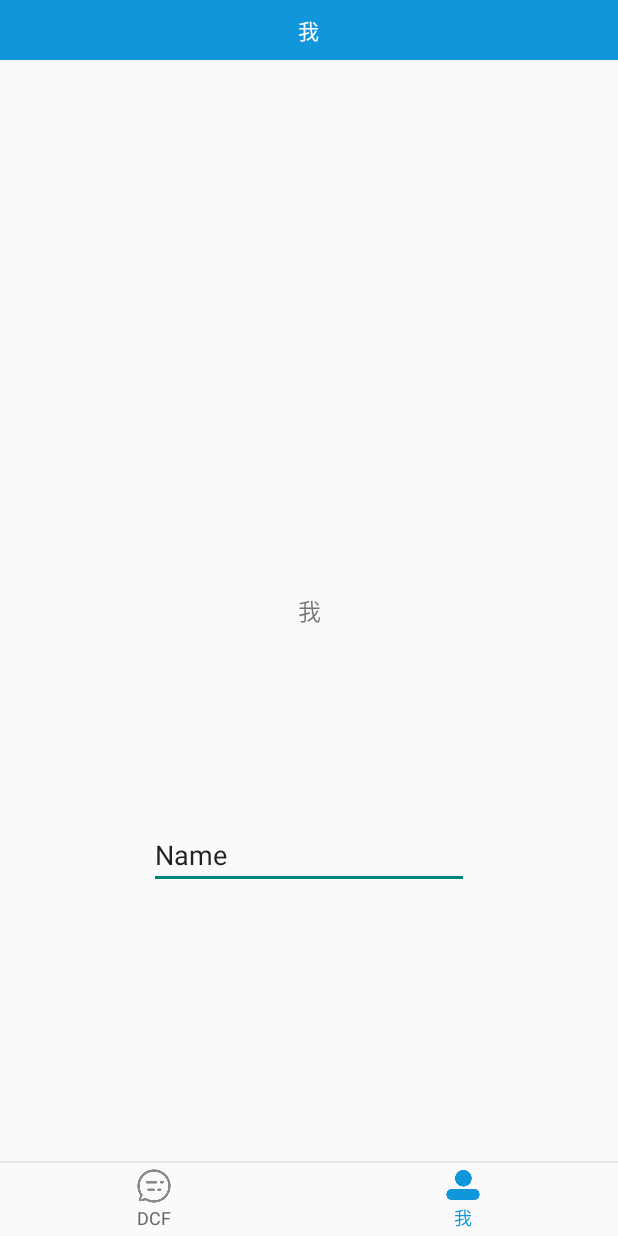
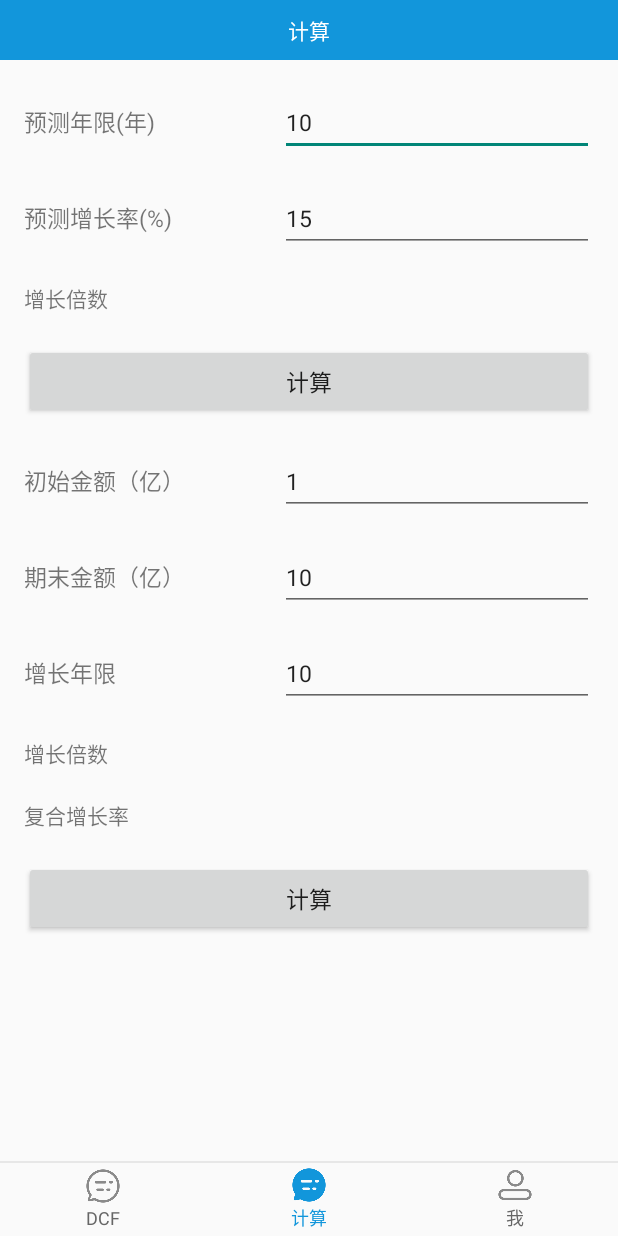
Before and after one commit to zhanghe0320/AnStockInvestment, an Android app: the screen it shows after launch (MainActivity), item 2 of the bottom bar chosen, on a phone screen of 412 x 824 dp. Run offline under Robolectric (Android 15) with nearby library versions, the phone set to English and light mode, and no system bars.

Commit message:
新增计算增长倍数和复合增长率

```diff
--- a/app/src/main/java/org/zouyi/stockinvestment/MainActivity.java
+++ b/app/src/main/java/org/zouyi/stockinvestment/MainActivity.java
@@ -8,6 +8,7 @@ import android.support.v7.app.AppCompatActivity;
 import java.util.ArrayList;
 import java.util.List;
 
+import org.zouyi.stockinvestment.calculation.CalculFragment;
 import org.zouyi.stockinvestment.home.HomeFragment;
 import org.zouyi.stockinvestment.my.MyFragment;
 import org.zouyi.stockinvestment.view.NoScrollViewPager;
@@ -19,11 +20,11 @@ public class MainActivity extends AppCompatActivity {
     /**内容区Fragment*/
     private List<Fragment> fragments;
     /**底部标签名*/
-    private String[] mTabNames={"DCF","我"};
+    private String[] mTabNames={"DCF","计算","我"};
     /**标签未被选中图标*/
-    private int[] iconUnSelected = {R.drawable.home_unselected, R.drawable.my_unselected};
+    private int[] iconUnSelected = {R.drawable.home_unselected,R.drawable.home_unselected, R.drawable.my_unselected};
     /**标签被选中图标*/
-    private int[] iconSelected = {R.drawable.home_selected, R.drawable.my_selected};
+    private int[] iconSelected = {R.drawable.home_selected, R.drawable.home_selected,R.drawable.my_selected};
     @Override
     protected void onCreate(Bundle savedInstanceState) {
         super.onCreate(savedInstanceState);
@@ -75,6 +76,8 @@ public class MainActivity extends AppCompatActivity {
             if(i==0){
                 fragment = HomeFragment.newInstance(mTabNames[i]);
             }else  if(i==1){
+                fragment = CalculFragment.newInstance(mTabNames[i]);
+            }else  if(i==2){
                 fragment = MyFragment.newInstance(mTabNames[i]);
             }
             fragments.add(fragment);
--- /dev/null
+++ b/app/src/main/java/org/zouyi/stockinvestment/calculation/CalculFragment.java
@@ -0,0 +1,140 @@
+package org.zouyi.stockinvestment.calculation;
+
+import android.os.Bundle;
+import android.view.Gravity;
+import android.view.LayoutInflater;
+import android.view.View;
+import android.view.ViewGroup;
+import android.widget.Button;
+import android.widget.EditText;
+import android.widget.TextView;
+import android.widget.Toast;
+
+import org.zouyi.stockinvestment.BaseFragment;
+import org.zouyi.stockinvestment.R;
+
+import java.text.DecimalFormat;
+
+
+/**
+ * 计算
+ */
+public class CalculFragment extends BaseFragment {
+
+    private View view;
+
+    private EditText et_year1;
+    private EditText et_rate;
+    private TextView tv_grow_multipl1;
+    private Button btn_cal1;
+
+    private EditText et_init_amount;
+    private EditText et_end_amount;
+    private EditText et_year2;
+    private TextView tv_grow_multipl2;
+    private TextView tv_compound_grow_rate;
+    private Button btn_cal2;
+
+    public static CalculFragment newInstance(String data) {
+        Bundle args = new Bundle();
+        args.putString("key", data);
+        CalculFragment fragment = new CalculFragment();
+        fragment.setArguments(args);
+        return fragment;
+    }
+
+    @Override
+    public View onCreateView(LayoutInflater inflater, ViewGroup container, Bundle savedInstanceState) {
+        super.onCreateView(inflater,container,savedInstanceState);
+        view =inflater.inflate(R.layout.fragment_calcul, container, false);
+        tvTitle.setText(getArguments().getString("key"));
+        flContent.addView(view);
+        initView();
+        return baseView;
+    }
+
+    private void initView(){
+        et_year1 = view.findViewById(R.id.et_year1);
+        et_rate= view.findViewById(R.id.et_rate);
+        tv_grow_multipl1= view.findViewById(R.id.tv_grow_multipl1);
+        btn_cal1= view.findViewById(R.id.btn_cal1);
+        btn_cal1.setOnClickListener(new View.OnClickListener() {
+            @Override
+            public void onClick(View view) {
+                calculGrowMultipl();
+            }
+        });
+
+        et_init_amount= view.findViewById(R.id.et_init_amount);
+        et_end_amount= view.findViewById(R.id.et_end_amount);
+        et_year2= view.findViewById(R.id.et_year2);
+        tv_grow_multipl2= view.findViewById(R.id.tv_grow_multipl2);
+        tv_compound_grow_rate= view.findViewById(R.id.tv_compound_grow_rate);
+        btn_cal2= view.findViewById(R.id.btn_cal2);
+        btn_cal2.setOnClickListener(new View.OnClickListener() {
+            @Override
+            public void onClick(View view) {
+                calculCompoundGrowRate();
+            }
+        });
+    }
+
+    private void calculGrowMultipl(){
+        String str_year1 = et_year1.getText().toString().trim();
+        if(str_year1==null || "".equals(str_year1)){
+            centerToast("预测年限");
+            return;
+        }
+        double year1 = Integer.valueOf(str_year1).intValue();
+
+        String str_rate = et_rate.getText().toString().trim();
+        if(str_rate==null || "".equals(str_rate)){
+            centerToast("请输入预测增长率");
+            return;
+        }
+        double rate =   Double.valueOf(str_rate).doubleValue()/100;
+
+        double growMultipl = Math.pow(1+rate,year1);
+
+        DecimalFormat df = new DecimalFormat("#.00");
+        tv_grow_multipl1.setText("增长倍数："+df.format(growMultipl));
+    }
+
+    private void calculCompoundGrowRate(){
+        String str_init_amount = et_init_amount.getText().toString().trim();
+        if(str_init_amount==null || "".equals(str_init_amount)){
+            centerToast("请输入初始金额");
+            return;
+        }
+        double init_amount = Double.valueOf(str_init_amount).doubleValue();
+
+        String str_end_amount = et_end_amount.getText().toString().trim();
+        if(str_end_amount==null || "".equals(str_end_amount)){
+            centerToast("请输入期末金额");
+            return;
+        }
+        double end_amount = Double.valueOf(str_end_amount).doubleValue();
+
+        String str_year2 = et_year2.getText().toString().trim();
+        if(str_year2==null || "".equals(str_year2)){
+            centerToast("增长年限");
+            return;
+        }
+        int year2 =   Integer.valueOf(str_year2).intValue();
+        double grow_multipl2 = end_amount/init_amount;
+
+        double compound_grow_rate = Math.pow(grow_multipl2,1.0/year2);//开根号
+        compound_grow_rate = (compound_grow_rate -1)*100;
+
+        //四舍五入保留两位小数
+        DecimalFormat df = new DecimalFormat("#.00");
+        tv_grow_multipl2.setText("增长倍数："+df.format(grow_multipl2));
+        tv_compound_grow_rate.setText("复合增长率："+df.format(compound_grow_rate)+"%");
+    }
+
+    private void centerToast(String message){
+        Toast toast =Toast.makeText(getActivity(),message,Toast.LENGTH_SHORT);
+        toast.setGravity(Gravity.CENTER, 0, 0);
+        toast.show();
+    }
+}
--- /dev/null
+++ b/app/src/main/res/layout/fragment_calcul.xml
@@ -0,0 +1,167 @@
+<?xml version="1.0" encoding="utf-8"?>
+<LinearLayout xmlns:android="http://schemas.android.com/apk/res/android"
+    android:layout_width="match_parent"
+    android:layout_height="match_parent"
+    android:orientation="vertical"
+    android:paddingLeft="16dp"
+    android:paddingRight="16dp">
+
+    <LinearLayout
+        android:layout_width="match_parent"
+        android:layout_height="wrap_content"
+        android:orientation="horizontal"
+        android:layout_marginTop="20dp">
+
+        <TextView
+            android:layout_width="0dp"
+            android:layout_weight="4.5"
+            android:layout_height="wrap_content"
+            android:textSize="15sp"
+            android:text="预测年限(年)"/>
+
+        <EditText
+            android:id="@+id/et_year1"
+            android:layout_width="0dp"
+            android:layout_height="wrap_content"
+            android:layout_weight="5.5"
+            android:ems="20"
+            android:textSize="15sp"
+            android:hint="请输入预测年限"
+            android:text="10"/>
+    </LinearLayout>
+
+
+    <LinearLayout
+        android:layout_width="match_parent"
+        android:layout_height="wrap_content"
+        android:orientation="horizontal"
+        android:layout_marginTop="20dp">
+
+        <TextView
+            android:layout_width="0dp"
+            android:layout_weight="4.5"
+            android:layout_height="wrap_content"
+            android:textSize="15sp"
+            android:text="预测增长率(%)"/>
+
+        <EditText
+            android:id="@+id/et_rate"
+            android:layout_width="0dp"
+            android:layout_height="wrap_content"
+            android:layout_weight="5.5"
+            android:ems="20"
+            android:textSize="15sp"
+            android:hint="请输入预测增长率"
+            android:text="15"/>
+    </LinearLayout>
+    <TextView
+        android:id="@+id/tv_grow_multipl1"
+        android:layout_width="match_parent"
+        android:layout_height="wrap_content"
+        android:layout_marginTop="20dp"
+        android:text="增长倍数"/>
+
+    <Button
+        android:id="@+id/btn_cal1"
+        android:layout_width="match_parent"
+        android:layout_height="50dp"
+        android:layout_marginTop="20dp"
+        android:textSize="15sp"
+        android:text="计算" />
+
+    <!--计算预测年限内增长倍数######################结束-->
+    <LinearLayout
+        android:layout_width="match_parent"
+        android:layout_height="wrap_content"
+        android:orientation="horizontal"
+        android:layout_marginTop="20dp">
+
+        <TextView
+            android:layout_width="0dp"
+            android:layout_weight="4.5"
+            android:layout_height="wrap_content"
+            android:textSize="15sp"
+            android:text="初始金额（亿）"/>
+
+        <EditText
+            android:id="@+id/et_init_amount"
+            android:layout_width="0dp"
+            android:layout_height="wrap_content"
+            android:layout_weight="5.5"
+            android:ems="20"
+            android:textSize="15sp"
+            android:hint="请输入初始金额"
+            android:text="1"/>
+    </LinearLayout>
+
+    <LinearLayout
+        android:layout_width="match_parent"
+        android:layout_height="wrap_content"
+        android:orientation="horizontal"
+        android:layout_marginTop="20dp">
+
+        <TextView
+            android:layout_width="0dp"
+            android:layout_weight="4.5"
+            android:layout_height="wrap_content"
+            android:textSize="15sp"
+            android:text="期末金额（亿）"/>
+
+        <EditText
+            android:id="@+id/et_end_amount"
+            android:layout_width="0dp"
+            android:layout_height="wrap_content"
+            android:layout_weight="5.5"
+            android:ems="20"
+            android:hint="请输入期末金额"
+            android:textSize="15sp"
+            android:text="10"/>
+    </LinearLayout>
+
+    <LinearLayout
+        android:layout_width="match_parent"
+        android:layout_height="wrap_content"
+        android:orientation="horizontal"
+        android:layout_marginTop="20dp">
+
+        <TextView
+            android:layout_width="0dp"
+            android:layout_weight="4.5"
+            android:layout_height="wrap_content"
+            android:textSize="15sp"
+            android:text="增长年限"/>
+
+        <EditText
+            android:id="@+id/et_year2"
+            android:layout_width="0dp"
+            android:layout_height="wrap_content"
+            android:layout_weight="5.5"
+            android:ems="20"
+            android:hint="增长年限"
+            android:textSize="15sp"
+            android:text="10"/>
+    </LinearLayout>
+
+    <TextView
+        android:id="@+id/tv_grow_multipl2"
+        android:layout_width="match_parent"
+        android:layout_height="wrap_content"
+        android:layout_marginTop="20dp"
+        android:text="增长倍数"/>
+
+    <TextView
+        android:id="@+id/tv_compound_grow_rate"
+        android:layout_width="match_parent"
+        android:layout_height="wrap_content"
+        android:layout_marginTop="20dp"
+        android:text="复合增长率"/>
+
+    <Button
+        android:id="@+id/btn_cal2"
+        android:layout_width="match_parent"
+        android:layout_height="50dp"
+        android:layout_marginTop="20dp"
+        android:textSize="15sp"
+        android:text="计算" />
+
+</LinearLayout>
```
